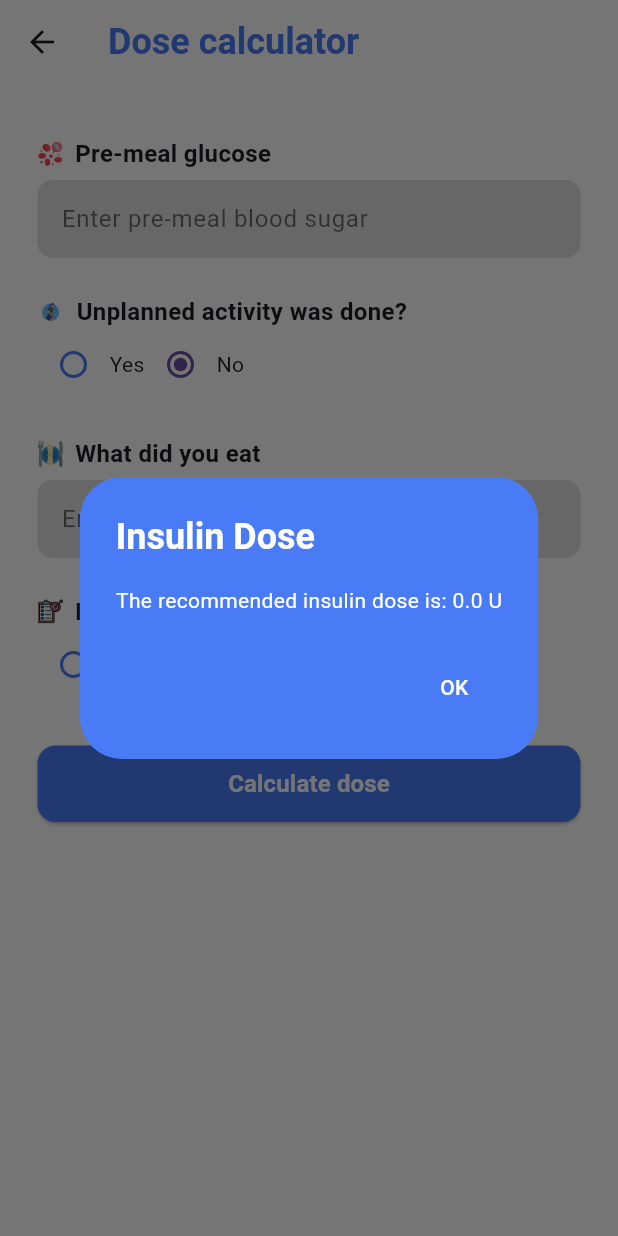
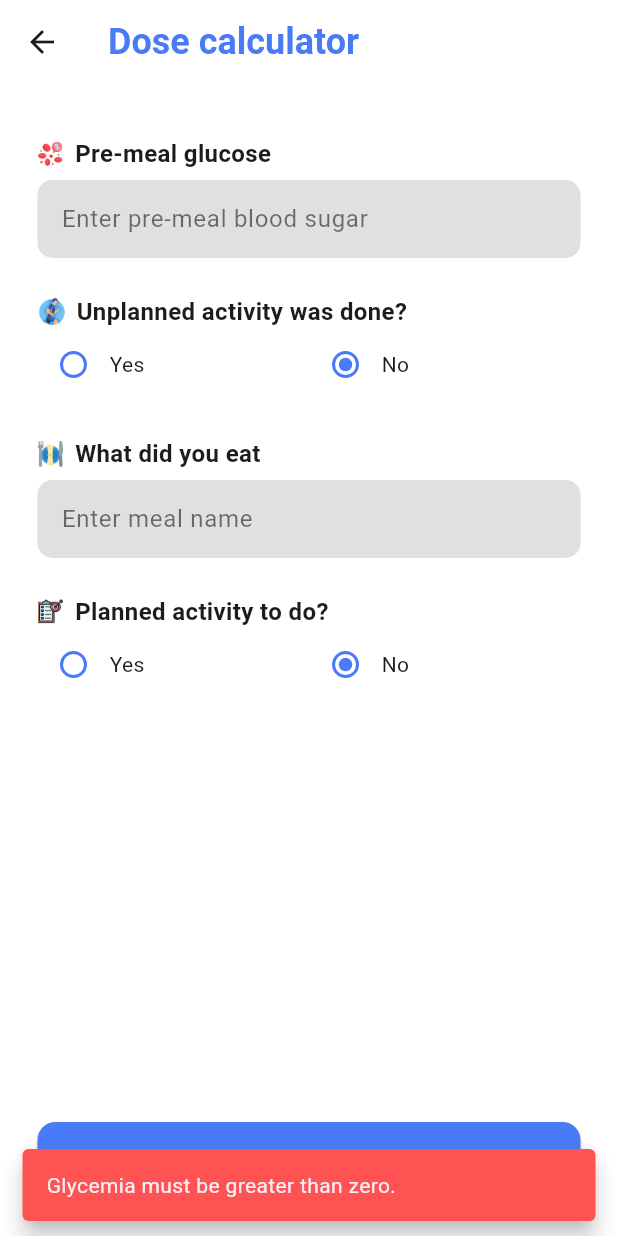
Before and after one commit to benchohrabdou/Diazen-app-, a Flutter app: the CalculateDoseScreen screen opened directly, after a tap on "Calculate dose", on a phone screen of 412 x 824 dp. Run offline on Flutter 3.47's test engine with Material 3 defaults, Android fonts, the light colour scheme and no system bars; our stand-ins replace cloud_firestore, firebase_auth, firebase_core, google_nav_bar, google_sign_in, shared_preferences; missing offline and left inert: flutter_facebook_auth; accounts and stored records are empty; Roboto replaces fonts that are missing (SfProDisplay); project files that could hold a hidden picture were left out.

Commit message:
add  calculate_dose_screen

```diff
--- a/lib/screens/activity_screen.dart
+++ b/lib/screens/activity_screen.dart
@@ -349,7 +349,8 @@ class _ActivityScreenState extends State<ActivityScreen>
   Widget build(BuildContext context) {
     super.build(context); // Required for AutomaticKeepAliveClientMixin
 
-    return Stack(
+    return Scaffold(
+      body: Stack(
         children: [
           Opacity(
             opacity: _isBottomSheetOpen ? 0.3 : 1.0,
@@ -836,6 +837,7 @@ class _ActivityScreenState extends State<ActivityScreen>
             ),
           ),
         ],
+      ),
     );
   }
 }
--- a/lib/screens/calculate_dose_screen.dart
+++ b/lib/screens/calculate_dose_screen.dart
@@ -1,5 +1,6 @@
 import 'package:diazen/screens/activity_screen.dart';
 import 'package:diazen/screens/add_plate_screen.dart';
+import 'package:diazen/screens/dose_result_screen.dart';
 import 'package:flutter/material.dart';
 
 class CalculateDoseScreen extends StatefulWidget {
@@ -105,48 +106,58 @@ class _CalculateDoseScreenState extends State<CalculateDoseScreen> {
     );
   }
 
-  void _saveLog() {
+  void _saveLog() async {
+    final glucoseText = glucoseController.text.trim();
+    final meal = mealController.text.trim().toLowerCase();
+
+    if (glucoseText.isEmpty || double.tryParse(glucoseText) == 0) {
+      ScaffoldMessenger.of(context).showSnackBar(
+        const SnackBar(
+          content: Text(
+            "Glycemia must be greater than zero.",
+            style: TextStyle(fontFamily: 'SfProDisplay'),
+          ),
+          backgroundColor: Colors.redAccent,
+          behavior: SnackBarBehavior.floating,
+        ),
+      );
+      return;
+    }
+
     setState(() => _isSaving = true);
 
-    final glucose = double.tryParse(glucoseController.text) ?? 0;
-    final meal = mealController.text.trim().toLowerCase();
+    final glucose = double.parse(glucoseText);
+    final exists = await checkIfMealExists(meal);
+
+    if (!exists) {
+      _showCustomDialog(
+        title: "Meal not found",
+        content: "This meal doesn't exist. Do you want to create it?",
+        onContinue: () {
+          Navigator.push(
+            context,
+            MaterialPageRoute(builder: (_) => const AddPlateScreen()),
+          );
+        },
+      );
+      setState(() => _isSaving = false);
+      return;
+    }
+
     final Map<String, double> mealCarbs = {
       'rice': 45,
       'chicken': 5,
       'bread': 30,
       'apple': 15,
     };
+
     final carbs = mealCarbs[meal] ?? 0;
     final dose = calculateDose(glucose, carbs);
 
-    showDialog(
-      context: context,
-      builder: (_) => AlertDialog(
-        backgroundColor: const Color(0xFF4A7BF7),
-        title: const Text(
-          "Insulin Dose",
-          style: TextStyle(
-            fontFamily: 'SfProDisplay',
-            color: Colors.white,
-            fontWeight: FontWeight.bold,
-          ),
-        ),
-        content: Text(
-          "The recommended insulin dose is: ${dose.toStringAsFixed(1)} U",
-          style: const TextStyle(
-            fontFamily: 'SfProDisplay',
-            color: Colors.white,
-          ),
-        ),
-        actions: [
-          TextButton(
-            onPressed: () => Navigator.pop(context),
-            child: const Text(
-              "OK",
-              style: TextStyle(fontFamily: 'SfProDisplay', color: Colors.white),
-            ),
-          ),
-        ],
+    Navigator.push(
+      context,
+      MaterialPageRoute(
+        builder: (_) => DoseResultScreen(dose: dose),
       ),
     );
 
@@ -214,7 +225,11 @@ class _CalculateDoseScreenState extends State<CalculateDoseScreen> {
           ),
         ),
       ),
-      body: SingleChildScrollView(
+      body: SafeArea(
+        child: Column(
+          children: [
+            Expanded(
+              child: SingleChildScrollView(
                 padding: const EdgeInsets.symmetric(horizontal: 25, vertical: 20),
                 child: Column(
                   crossAxisAlignment: CrossAxisAlignment.start,
@@ -254,10 +269,12 @@ class _CalculateDoseScreenState extends State<CalculateDoseScreen> {
                           fillColor: MaterialStateProperty.all(const Color(0xFF4A7BF7)),
                         ),
                         const Text('Yes', style: TextStyle(fontFamily: 'SfProDisplay')),
+                        const SizedBox(width: 110),
                         Radio<bool>(
                           value: false,
                           groupValue: unplannedActivity,
                           onChanged: (value) => setState(() => unplannedActivity = value!),
+                          fillColor: MaterialStateProperty.all(const Color(0xFF4A7BF7)),
                         ),
                         const Text('No', style: TextStyle(fontFamily: 'SfProDisplay')),
                       ],
@@ -278,21 +295,28 @@ class _CalculateDoseScreenState extends State<CalculateDoseScreen> {
                           groupValue: plannedActivity,
                           onChanged: (value) {
                             setState(() => plannedActivity = value!);
-                    _handleUnplannedMeal();
+                            _handleUnplannedActivity();
                           },
                           fillColor: MaterialStateProperty.all(const Color(0xFF4A7BF7)),
                         ),
                         const Text('Yes', style: TextStyle(fontFamily: 'SfProDisplay')),
+                        const SizedBox(width: 110),
                         Radio<bool>(
                           value: false,
                           groupValue: plannedActivity,
                           onChanged: (value) => setState(() => plannedActivity = value!),
+                          fillColor: MaterialStateProperty.all(const Color(0xFF4A7BF7)),
                         ),
                         const Text('No', style: TextStyle(fontFamily: 'SfProDisplay')),
                       ],
                     ),
-            const SizedBox(height: 30),
-            SizedBox(
+                  ],
+                ),
+              ),
+            ),
+            Padding(
+              padding: const EdgeInsets.all(25),
+              child: SizedBox(
                 width: double.infinity,
                 child: ElevatedButton(
                   onPressed: _isSaving ? null : _saveLog,
@@ -323,6 +347,7 @@ class _CalculateDoseScreenState extends State<CalculateDoseScreen> {
                         ),
                 ),
               ),
+            ),
           ],
         ),
       ),
```
Also changed, not shown: lib/screens/dose_result_screen.dart (added, +65 -0 lines), assets/images/activity.png. Lines whose indentation alone changed are shown as unchanged.
